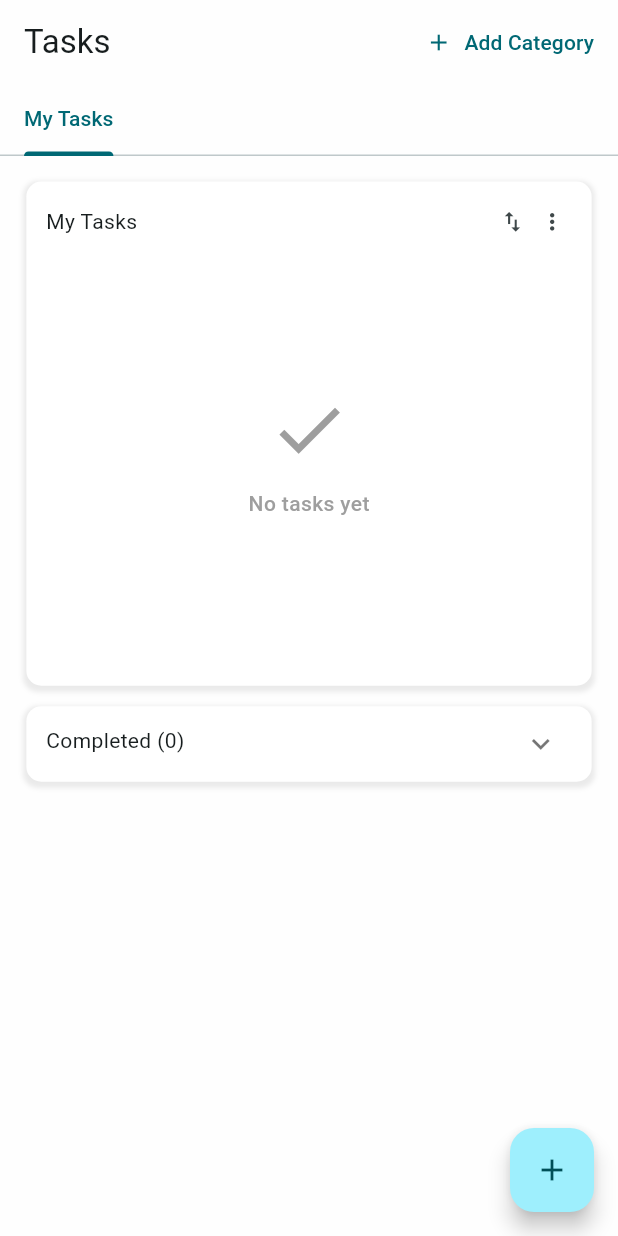
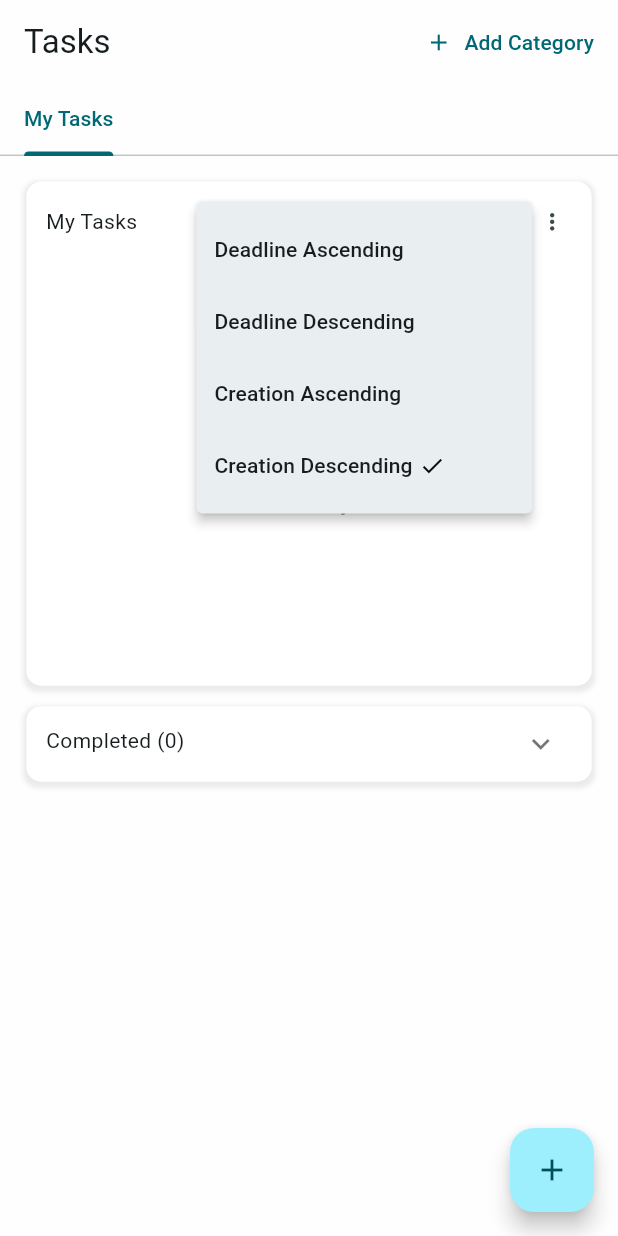
Before and after one commit to YuLiangGoh/alphline_tasks_app, a Flutter app: the screen it shows after launch, after a tap on the "swap vert" icon, on a phone screen of 412 x 824 dp. Run offline on Flutter 3.47's test engine with Material 3 defaults, Android fonts, the phone set to English and light mode, and no system bars; our stand-ins replace flutter_hooks, flutter_screenutil, flutter_slidable, hooks_riverpod, objectbox; missing offline and left inert: omni_datetime_picker; generated files the repository leaves out were written again.

Commit message:
[Add] sorting type to sort ongoing task.

```diff
--- /dev/null
+++ b/lib/entity/enum/task_sort_type_enum.dart
@@ -0,0 +1,9 @@
+enum TaskSortType {
+  deadlineAscending('Deadline Ascending'),
+  deadlineDescending('Deadline Descending'),
+  creationAscending('Creation Ascending'),
+  creationDescending('Creation Descending');
+
+  const TaskSortType(this.label);
+  final String label;
+}
--- a/lib/entity/view_model/task_view_model.dart
+++ b/lib/entity/view_model/task_view_model.dart
@@ -1,22 +1,27 @@
 // ignore_for_file: public_member_api_docs, sort_constructors_first
+import 'package:task/entity/enum/task_sort_type_enum.dart';
 import 'package:task/entity/model/task.dart';
 
 class TaskViewModel {
   List<Task> onGoingTasks;
   List<Task> completedTasks;
+  TaskSortType sortType;
 
   TaskViewModel({
     this.onGoingTasks = const [],
     this.completedTasks = const [],
+    required this.sortType,
   });
 
   TaskViewModel copyWith({
     List<Task>? onGoingTasks,
     List<Task>? completedTasks,
+    TaskSortType? sortType,
   }) {
     return TaskViewModel(
       onGoingTasks: onGoingTasks ?? this.onGoingTasks,
       completedTasks: completedTasks ?? this.completedTasks,
+      sortType: sortType ?? this.sortType,
     );
   }
 }
--- a/lib/screen/dashboard/component/task_widget.dart
+++ b/lib/screen/dashboard/component/task_widget.dart
@@ -5,6 +5,7 @@ import 'package:flutter_screenutil/flutter_screenutil.dart';
 import 'package:hooks_riverpod/hooks_riverpod.dart';
 import 'package:task/app/app_constant.dart';
 import 'package:task/app/app_global.dart';
+import 'package:task/entity/enum/task_sort_type_enum.dart';
 import 'package:task/entity/model/category.dart';
 import 'package:task/entity/view_model/task_view_model.dart';
 import 'package:task/screen/dashboard/component/task_completed_widget.dart';
@@ -58,18 +59,95 @@ class TaskWidget extends HookConsumerWidget {
                     children: [
                       Text(category.name ?? 'Unknown'),
                       const Spacer(),
-                      SizedBox(
-                        width: 24.w,
-                        height: 24.w,
-                        child: IconButton(
-                          padding: EdgeInsets.symmetric(
-                            horizontal: 2.w,
-                            vertical: 2.h,
-                          ),
-                          constraints: BoxConstraints(),
-                          onPressed: () {},
-                          icon: Icon(Icons.swap_vert, size: 16.w),
+                      PopupMenuButton(
+                        child: SizedBox(
+                          width: 24.w,
+                          height: 24.w,
+                          child: Icon(Icons.swap_vert, size: 16.w),
                         ),
+                        itemBuilder: (context) {
+                          return [
+                            PopupMenuItem(
+                              value: 0,
+                              child: Row(
+                                mainAxisSize: MainAxisSize.min,
+                                children: [
+                                  Text(TaskSortType.deadlineAscending.label),
+                                  if (taskViewModel.sortType ==
+                                      TaskSortType.deadlineAscending) ...[
+                                    gapWidth4,
+                                    Icon(
+                                      Icons.check,
+                                      size: 16.w,
+                                      color: AppColor.black,
+                                    ),
+                                  ],
+                                ],
+                              ),
+                            ),
+                            PopupMenuItem(
+                              value: 1,
+                              child: Row(
+                                mainAxisSize: MainAxisSize.min,
+                                children: [
+                                  Text(TaskSortType.deadlineDescending.label),
+                                  if (taskViewModel.sortType ==
+                                      TaskSortType.deadlineDescending) ...[
+                                    gapWidth4,
+                                    Icon(
+                                      Icons.check,
+                                      size: 16.w,
+                                      color: AppColor.black,
+                                    ),
+                                  ],
+                                ],
+                              ),
+                            ),
+                            PopupMenuItem(
+                              value: 2,
+                              child: Row(
+                                mainAxisSize: MainAxisSize.min,
+                                children: [
+                                  Text(TaskSortType.creationAscending.label),
+                                  if (taskViewModel.sortType ==
+                                      TaskSortType.creationAscending) ...[
+                                    gapWidth4,
+                                    Icon(
+                                      Icons.check,
+                                      size: 16.w,
+                                      color: AppColor.black,
+                                    ),
+                                  ],
+                                ],
+                              ),
+                            ),
+                            PopupMenuItem(
+                              value: 3,
+                              child: Row(
+                                mainAxisSize: MainAxisSize.min,
+                                children: [
+                                  Text(TaskSortType.creationDescending.label),
+                                  if (taskViewModel.sortType ==
+                                      TaskSortType.creationDescending) ...[
+                                    gapWidth4,
+                                    Icon(
+                                      Icons.check,
+                                      size: 16.w,
+                                      color: AppColor.black,
+                                    ),
+                                  ],
+                                ],
+                              ),
+                            ),
+                          ];
+                        },
+                        onSelected: (value) {
+                          TaskSortType sortType = TaskSortType.values[value];
+                          taskController.getTasks(
+                            category.id,
+                            taskSortType: sortType,
+                          );
+                        },
                       ),
                       SizedBox(
                         width: 24.w,
--- a/lib/screen/dashboard/component/task_widget_controller.dart
+++ b/lib/screen/dashboard/component/task_widget_controller.dart
@@ -1,6 +1,7 @@
 import 'package:hooks_riverpod/hooks_riverpod.dart';
 import 'package:task/app/app_global.dart';
 import 'package:task/app/app_route.dart';
+import 'package:task/entity/enum/task_sort_type_enum.dart';
 import 'package:task/entity/view_model/task_view_model.dart';
 import 'package:task/screen/dashboard/view_edit_task_page.dart';
 
@@ -10,14 +11,22 @@ final taskProvider =
     );
 
 class TaskController extends StateNotifier<TaskViewModel> {
-  TaskController() : super(TaskViewModel());
+  TaskController()
+    : super(TaskViewModel(sortType: TaskSortType.creationDescending));
 
-  Future<void> getTasks(int categoryId) async {
+  Future<void> getTasks(int categoryId, {TaskSortType? taskSortType}) async {
     await Future.wait([
-      objectbox.getOngoingTasksByCategoryId(categoryId),
+      objectbox.getOngoingTasksByCategoryIdAndOrderBy(
+        categoryId,
+        taskSortType ?? state.sortType,
+      ),
       objectbox.getCompletedTasksByCategoryId(categoryId),
     ]).then((value) {
-      state = state.copyWith(onGoingTasks: value[0], completedTasks: value[1]);
+      state = state.copyWith(
+        onGoingTasks: value[0],
+        completedTasks: value[1],
+        sortType: taskSortType ?? state.sortType,
+      );
     });
   }
 
--- a/lib/util/object_box_util.dart
+++ b/lib/util/object_box_util.dart
@@ -2,6 +2,7 @@
 
 import 'package:path/path.dart' as p;
 import 'package:path_provider/path_provider.dart';
+import 'package:task/entity/enum/task_sort_type_enum.dart';
 import 'package:task/entity/model/category.dart';
 import 'package:task/entity/model/task.dart';
 import 'package:task/objectbox.g.dart';
@@ -55,17 +56,49 @@ class ObjectBox {
         .query(
           Task_.completedAt.notNull().and(Task_.category.equals(categoryId)),
         )
+        .order(Task_.completedAt, flags: Order.descending)
         .build()
         .find();
   }
 
-  Future<List<Task>> getOngoingTasksByCategoryId(int categoryId) async {
+  Future<List<Task>> getOngoingTasksByCategoryIdAndOrderBy(
+    int categoryId,
+    TaskSortType taskSortType,
+  ) async {
+    switch (taskSortType) {
+      case TaskSortType.creationDescending:
         return _taskBox
             .query(
               Task_.completedAt.isNull().and(Task_.category.equals(categoryId)),
             )
+            .order(Task_.createdAt, flags: Order.descending)
             .build()
             .find();
+      case TaskSortType.creationAscending:
+        return _taskBox
+            .query(
+              Task_.completedAt.isNull().and(Task_.category.equals(categoryId)),
+            )
+            .order(Task_.createdAt)
+            .build()
+            .find();
+      case TaskSortType.deadlineAscending:
+        return _taskBox
+            .query(
+              Task_.completedAt.isNull().and(Task_.category.equals(categoryId)),
+            )
+            .order(Task_.deadlineAt)
+            .build()
+            .find();
+      case TaskSortType.deadlineDescending:
+        return _taskBox
+            .query(
+              Task_.completedAt.isNull().and(Task_.category.equals(categoryId)),
+            )
+            .order(Task_.deadlineAt, flags: Order.descending)
+            .build()
+            .find();
+    }
   }
 
   void deleteAllTasks() async {
```
Lines whose indentation alone changed are shown as unchanged.
